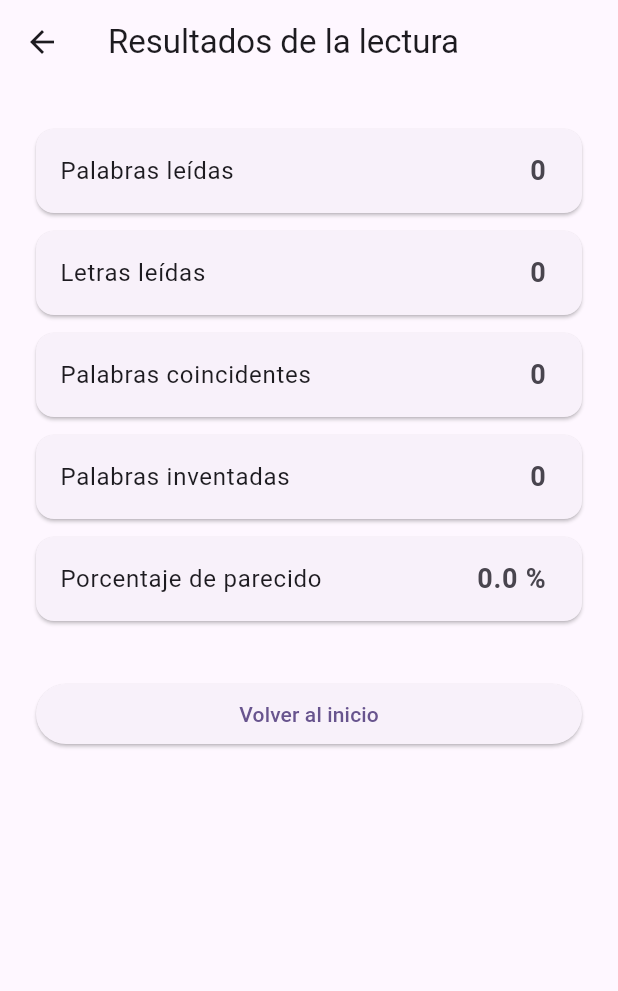
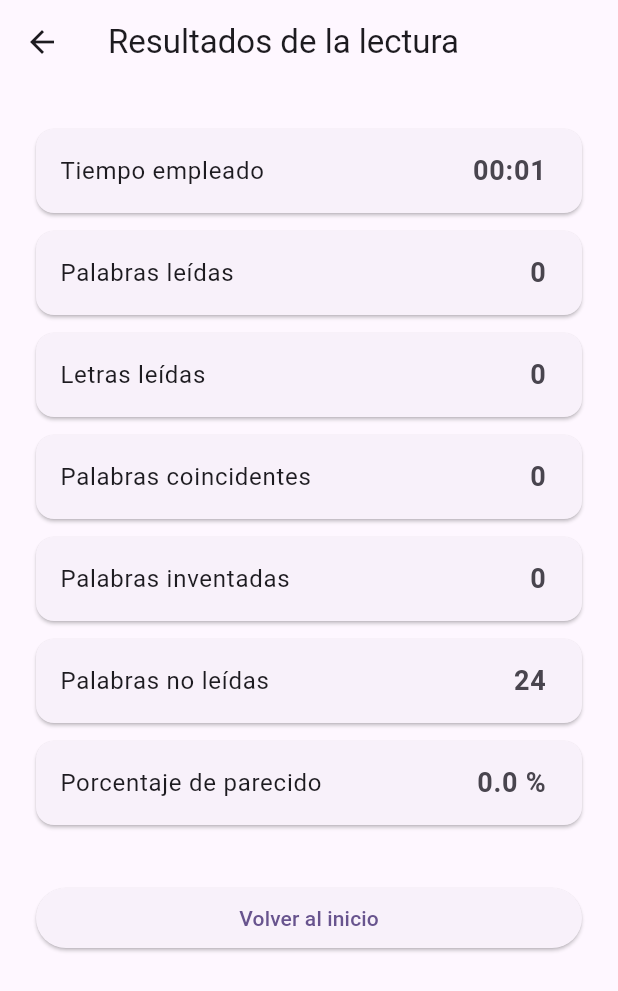
Before and after one commit to djgavi/FlutterApp, a Flutter app: the ReadingScreen screen opened directly, after a tap on "Finalizar lectura", on a phone screen of 412 x 824 dp. Shown: the top 991 px of the screen. Run offline on Flutter 3.47's test engine with Material 3 defaults, Android fonts, the phone set to English and light mode, and no system bars; our stand-ins replace permission_handler, speech_to_text.

Commit message:
Añade palabras no leidas y tiempo empleado a las estadisticas

```diff
--- a/lib/models/reading_stats.dart
+++ b/lib/models/reading_stats.dart
@@ -5,13 +5,17 @@ class ReadingStats {
   final int letterCount;
   final int matchingWords;
   final int inventedWords;
+  final int unreadWords;
   final double similarityPercentage;
+  final Duration elapsedTime;
 
   const ReadingStats({
     required this.wordCount,
     required this.letterCount,
     required this.matchingWords,
     required this.inventedWords,
+    required this.unreadWords,
     required this.similarityPercentage,
+    required this.elapsedTime,
   });
 }
--- a/lib/screens/reading_screen.dart
+++ b/lib/screens/reading_screen.dart
@@ -22,10 +22,12 @@ class _ReadingScreenState extends State<ReadingScreen> {
   Timer? _temporizador;
   String _textoTranscrito = '';
   bool _finalizando = false;
+  late final DateTime _inicio;
 
   @override
   void initState() {
     super.initState();
+    _inicio = DateTime.now();
     _iniciarCuentaAtras();
     _iniciarTranscripcion();
   }
@@ -51,7 +53,8 @@ class _ReadingScreenState extends State<ReadingScreen> {
     _finalizando = true;
     _temporizador?.cancel();
     _transcripcion.detener();
-    final estadisticas = TextComparator.comparar(_textoOriginal, _textoTranscrito);
+    final tiempoEmpleado = DateTime.now().difference(_inicio);
+    final estadisticas = TextComparator.comparar(_textoOriginal, _textoTranscrito, tiempoEmpleado);
     Navigator.of(context).pushReplacement(
       MaterialPageRoute(
         builder: (_) => StatsScreen(
--- a/lib/screens/stats_screen.dart
+++ b/lib/screens/stats_screen.dart
@@ -48,10 +48,12 @@ class _VistaVertical extends StatelessWidget {
       child: Column(
         crossAxisAlignment: CrossAxisAlignment.stretch,
         children: [
-          _Estadistica(etiqueta: 'Palabras leídas',       valor: '${stats.wordCount}'),
-          _Estadistica(etiqueta: 'Letras leídas',         valor: '${stats.letterCount}'),
-          _Estadistica(etiqueta: 'Palabras coincidentes', valor: '${stats.matchingWords}'),
-          _Estadistica(etiqueta: 'Palabras inventadas',   valor: '${stats.inventedWords}'),
+          _Estadistica(etiqueta: 'Tiempo empleado',        valor: _formatearTiempo(stats.elapsedTime)),
+          _Estadistica(etiqueta: 'Palabras leídas',        valor: '${stats.wordCount}'),
+          _Estadistica(etiqueta: 'Letras leídas',          valor: '${stats.letterCount}'),
+          _Estadistica(etiqueta: 'Palabras coincidentes',  valor: '${stats.matchingWords}'),
+          _Estadistica(etiqueta: 'Palabras inventadas',    valor: '${stats.inventedWords}'),
+          _Estadistica(etiqueta: 'Palabras no leídas',     valor: '${stats.unreadWords}'),
           _Estadistica(
             etiqueta: 'Porcentaje de parecido',
             valor: '${stats.similarityPercentage.toStringAsFixed(1)} %',
@@ -155,9 +157,11 @@ class _VistaHorizontal extends StatelessWidget {
                 ),
                 const Divider(),
                 Text(
+                  '${_formatearTiempo(stats.elapsedTime)}  •  '
                   'Parecido: ${stats.similarityPercentage.toStringAsFixed(1)} %  •  '
                   '${stats.matchingWords} correctas  •  '
-                  '${stats.inventedWords} inventadas',
+                  '${stats.inventedWords} inventadas  •  '
+                  '${stats.unreadWords} no leídas',
                   style: const TextStyle(fontSize: 12),
                 ),
               ],
@@ -167,6 +171,16 @@ class _VistaHorizontal extends StatelessWidget {
       ),
     );
   }
+}
+
+// ---------------------------------------------------------------------------
+// Helpers
+// ---------------------------------------------------------------------------
+
+String _formatearTiempo(Duration d) {
+  final m = d.inMinutes.remainder(60).toString().padLeft(2, '0');
+  final s = d.inSeconds.remainder(60).toString().padLeft(2, '0');
+  return '$m:$s';
 }
 
 // ---------------------------------------------------------------------------
--- a/lib/services/text_comparator.dart
+++ b/lib/services/text_comparator.dart
@@ -21,7 +21,11 @@ class TextComparator {
     return mapa;
   }
 
-  static ReadingStats comparar(String textoOriginal, String transcripcion) {
+  static ReadingStats comparar(
+    String textoOriginal,
+    String transcripcion,
+    Duration tiempoEmpleado,
+  ) {
     final palabrasOriginales = _extraerPalabras(textoOriginal);
     final palabrasTranscritas = _extraerPalabras(transcripcion);
 
@@ -41,6 +45,7 @@ class TextComparator {
       }
     }
     final inventadas = palabrasTranscritas.length - coincidentes;
+    final noLeidas = palabrasOriginales.length - coincidentes;
 
     final parecido = palabrasOriginales.isEmpty
         ? 0.0
@@ -51,7 +56,9 @@ class TextComparator {
       letterCount: letrasLeidas,
       matchingWords: coincidentes,
       inventedWords: inventadas,
+      unreadWords: noLeidas,
       similarityPercentage: parecido.toDouble(),
+      elapsedTime: tiempoEmpleado,
     );
   }
 
```
Also changed, not shown: 1 other file.
